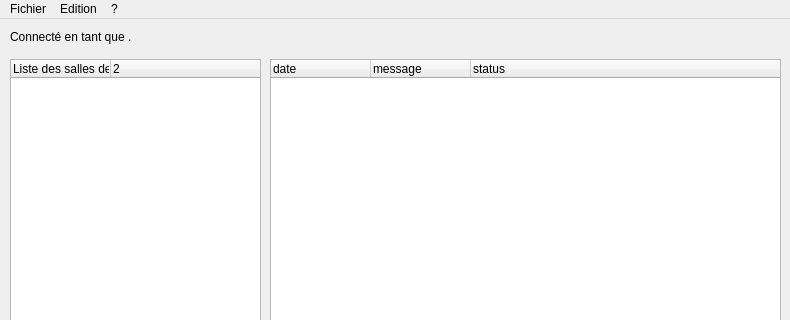
The window that Chat/viewChat.ui (edri/ProjetChat2015) describes before a commit, drawn with Qt 5; both pictures show x 0 to 790 and y 0 to 320 of the 790 by 585 pixel window.
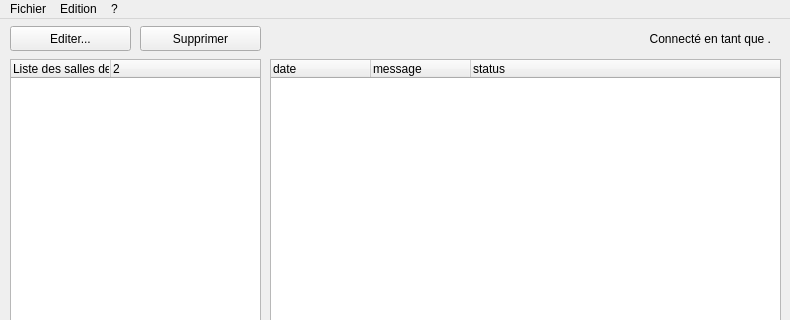
The same window after the commit.

Patch:
```diff
--- a/Chat/viewChat.ui
+++ b/Chat/viewChat.ui
@@ -17,17 +17,20 @@
    <widget class="QLabel" name="lbl_connectedAs">
     <property name="geometry">
      <rect>
-      <x>10</x>
+      <x>280</x>
       <y>10</y>
-      <width>181</width>
-      <height>16</height>
+      <width>491</width>
+      <height>20</height>
      </rect>
     </property>
     <property name="text">
      <string>Connecté en tant que &lt;b&gt;&lt;/b&gt;.</string>
     </property>
+    <property name="alignment">
+     <set>Qt::AlignRight|Qt::AlignTrailing|Qt::AlignVCenter</set>
+    </property>
    </widget>
-   <widget class="QScrollArea" name="scrollArea">
+   <widget class="QScrollArea" name="sca_buttons">
     <property name="geometry">
      <rect>
       <x>10</x>
@@ -139,6 +142,12 @@
       <property name="text">
        <string>Nouvelle salle...</string>
       </property>
+      <property name="default">
+       <bool>false</bool>
+      </property>
+      <property name="flat">
+       <bool>false</bool>
+      </property>
      </widget>
      <widget class="QPushButton" name="btn_leaveRoom">
       <property name="geometry">
@@ -200,7 +209,7 @@
      </property>
     </column>
    </widget>
-   <widget class="QScrollArea" name="scrollArea_2">
+   <widget class="QScrollArea" name="sca_message">
     <property name="geometry">
      <rect>
       <x>270</x>
@@ -335,9 +344,6 @@
        <string>Envoyer</string>
       </property>
      </widget>
-     <zorder>ldt_message</zorder>
-     <zorder>btn_send</zorder>
-     <zorder>horizontalLayoutWidget_2</zorder>
     </widget>
    </widget>
    <widget class="QTreeWidget" name="tre_messages">
@@ -392,6 +398,45 @@
      </property>
     </column>
    </widget>
+   <widget class="QPushButton" name="btn_delete">
+    <property name="geometry">
+     <rect>
+      <x>140</x>
+      <y>7</y>
+      <width>121</width>
+      <height>25</height>
+     </rect>
+    </property>
+    <property name="text">
+     <string>Supprimer</string>
+    </property>
+    <property name="flat">
+     <bool>false</bool>
+    </property>
+   </widget>
+   <widget class="QPushButton" name="btn_edit">
+    <property name="geometry">
+     <rect>
+      <x>10</x>
+      <y>7</y>
+      <width>121</width>
+      <height>25</height>
+     </rect>
+    </property>
+    <property name="text">
+     <string>Editer...</string>
+    </property>
+    <property name="flat">
+     <bool>false</bool>
+    </property>
+   </widget>
+   <zorder>lbl_connectedAs</zorder>
+   <zorder>tre_rooms</zorder>
+   <zorder>sca_message</zorder>
+   <zorder>tre_messages</zorder>
+   <zorder>sca_buttons</zorder>
+   <zorder>btn_delete</zorder>
+   <zorder>btn_edit</zorder>
   </widget>
   <widget class="QMenuBar" name="menuBar">
    <property name="geometry">
```
